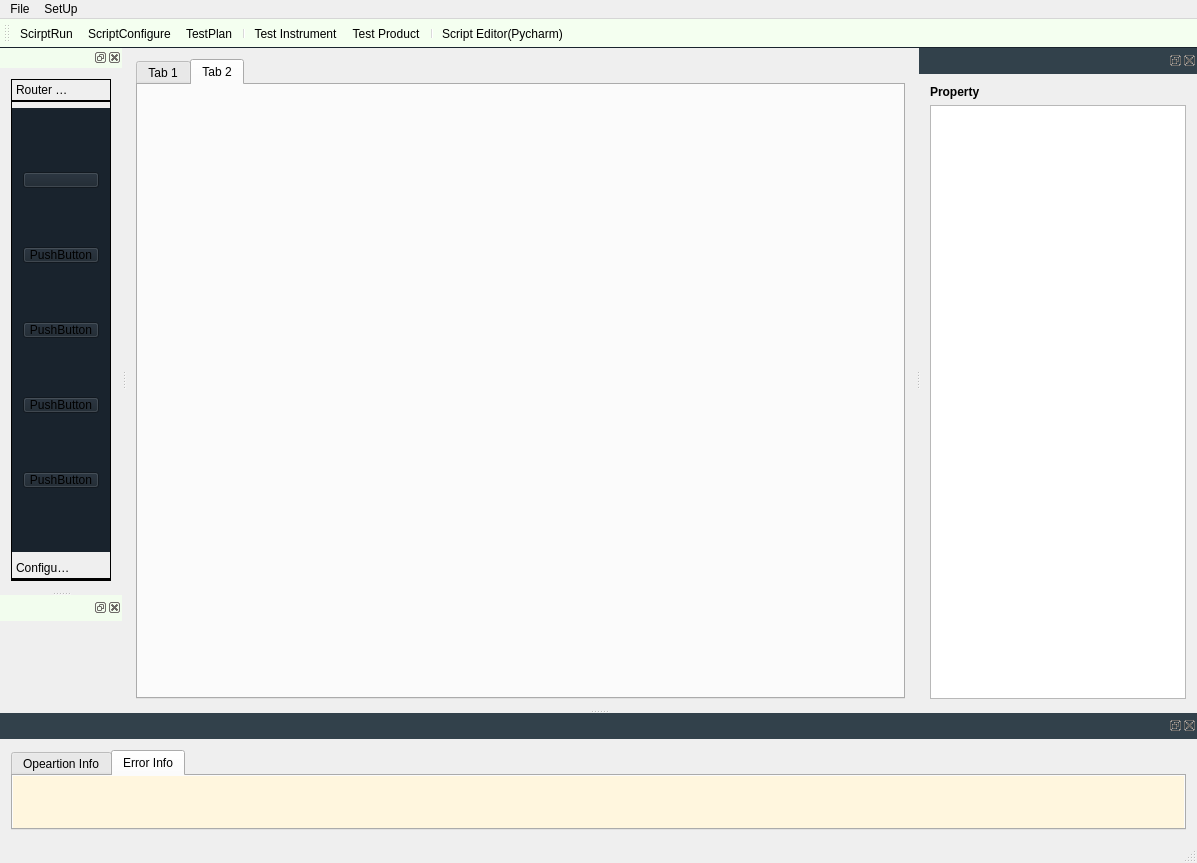
Before: the Qt Designer form RTA/MainWindows.ui in pengjianaixue/DotNetCallNativePythonMethod, drawn with Qt 5.
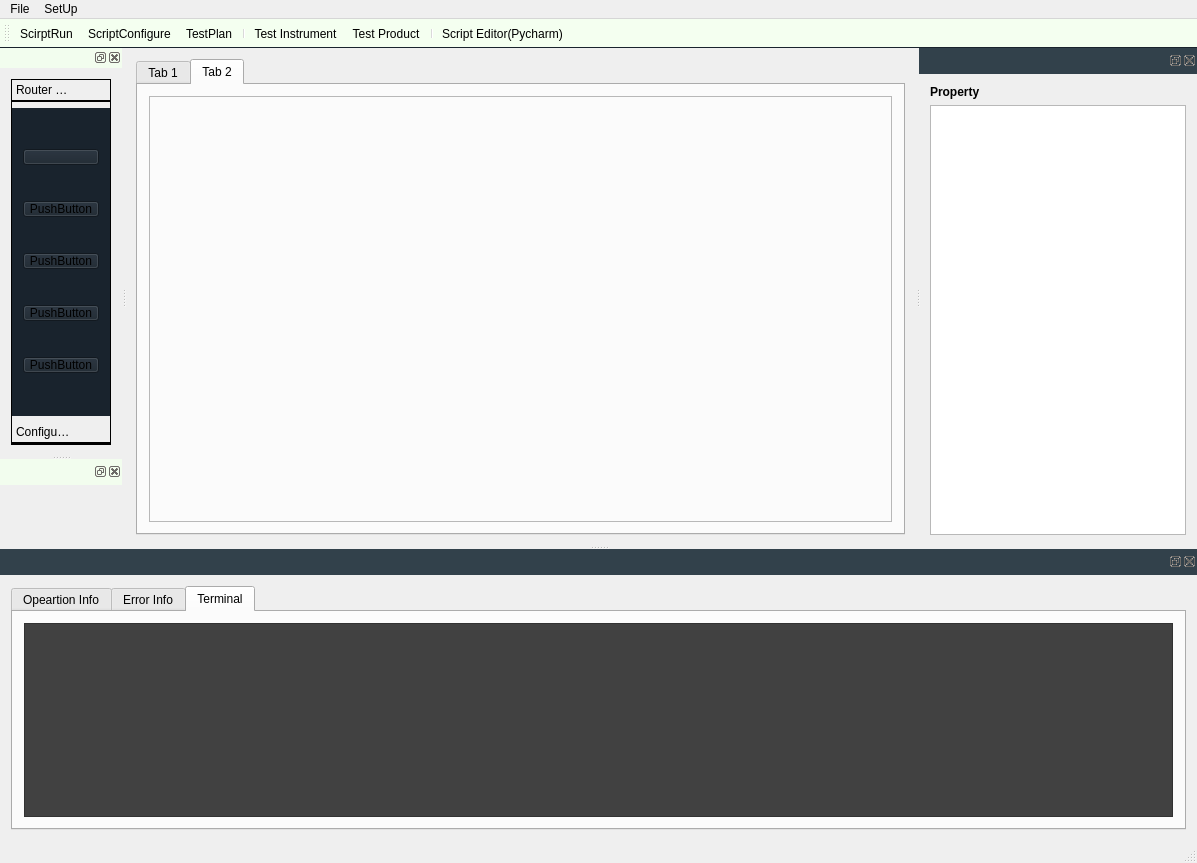
After: the same form once the commit is applied. The open tabs and pages were chosen to show the change. Icons and pictures are not drawn.

```diff
--- a/RTA/MainWindows.ui
+++ b/RTA/MainWindows.ui
@@ -44,6 +44,18 @@
          <attribute name="title">
           <string>Tab 2</string>
          </attribute>
+         <layout class="QGridLayout" name="gridLayout">
+          <item row="0" column="0">
+           <widget class="QFrame" name="frame">
+            <property name="frameShape">
+             <enum>QFrame::StyledPanel</enum>
+            </property>
+            <property name="frameShadow">
+             <enum>QFrame::Raised</enum>
+            </property>
+           </widget>
+          </item>
+         </layout>
         </widget>
        </widget>
       </item>
@@ -207,7 +219,7 @@
           <x>0</x>
           <y>0</y>
           <width>98</width>
-          <height>419</height>
+          <height>324</height>
          </rect>
         </property>
         <attribute name="label">
@@ -435,7 +447,7 @@
           <string notr="true"/>
          </property>
          <property name="currentIndex">
-          <number>1</number>
+          <number>2</number>
          </property>
          <property name="movable">
           <bool>true</bool>
@@ -468,6 +480,30 @@
            <string>Error Info</string>
           </attribute>
          </widget>
+         <widget class="QWidget" name="tw_Terminal">
+          <attribute name="icon">
+           <iconset resource="HomePage.qrc">
+            <normaloff>:/StartForm/Resources/terminal.png</normaloff>:/StartForm/Resources/terminal.png</iconset>
+          </attribute>
+          <attribute name="title">
+           <string>Terminal</string>
+          </attribute>
+          <layout class="QGridLayout" name="gridLayout_2">
+           <item row="0" column="0">
+            <widget class="QPlainTextEdit" name="PTE_TerimnalDisplayArea">
+             <property name="styleSheet">
+              <string notr="true">background-color: rgb(65, 65, 65);
+font: 75 12pt &quot;Consolas&quot;;
+color: rgb(255, 255, 255);
+</string>
+             </property>
+             <property name="readOnly">
+              <bool>false</bool>
+             </property>
+            </widget>
+           </item>
+          </layout>
+         </widget>
         </widget>
        </item>
       </layout>
```
Left out of the diff: 12 changed lines with no effect on the pictures.
